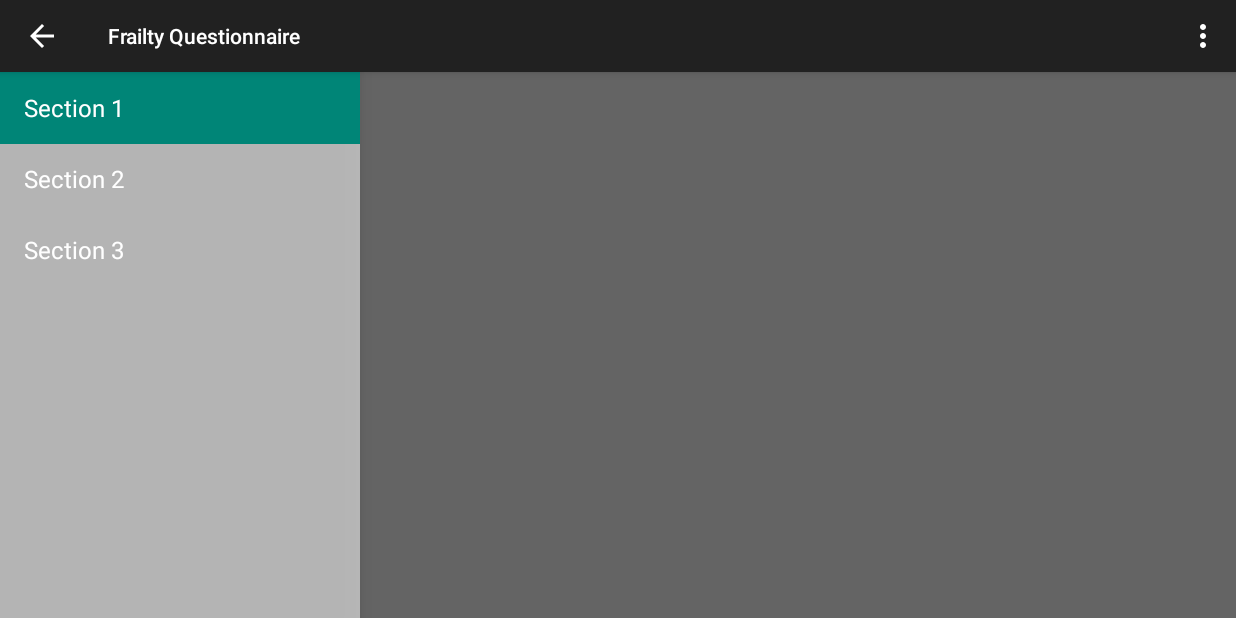
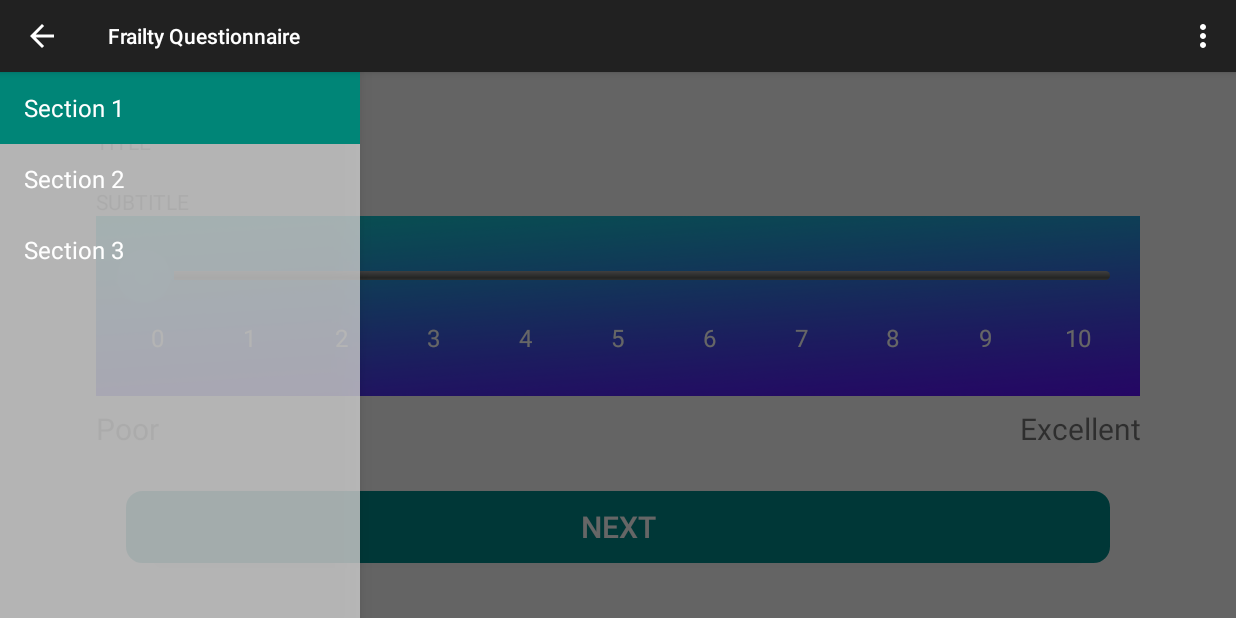
Before and after one commit to avadnerkar/FrailtyQuestionnaire, an Android app: the DrawerFragment screen opened directly, with no data from a screen before it, on a phone screen of 824 x 412 dp (held sideways). Run offline under Robolectric (Android 15) with nearby library versions, the phone set to English and light mode, and no system bars; 2 statements that could not run were skipped.

Commit message:
Trying fragment methods

```diff
--- a/FrailtyQuestionnaire/app/src/main/java/physiotherapy/mcgill/com/frailtyquestionnaire/QuestionnaireFragment.java
+++ b/FrailtyQuestionnaire/app/src/main/java/physiotherapy/mcgill/com/frailtyquestionnaire/DrawerFragment.java
@@ -27,7 +27,7 @@ import android.widget.Toast;
  * See the <a href="https://developer.android.com/design/patterns/navigation-drawer.html#Interaction">
  * design guidelines</a> for a complete explanation of the behaviors implemented here.
  */
-public class QuestionnaireFragment extends Fragment {
+public class DrawerFragment extends Fragment {
 
     /**
      * Remember the position of the selected item.
@@ -58,7 +58,7 @@ public class QuestionnaireFragment extends Fragment {
     private boolean mFromSavedInstanceState;
     private boolean mUserLearnedDrawer;
 
-    public QuestionnaireFragment() {
+    public DrawerFragment() {
     }
 
     @Override
--- a/FrailtyQuestionnaire/app/src/main/java/physiotherapy/mcgill/com/frailtyquestionnaire/HomeActivity.java
+++ b/FrailtyQuestionnaire/app/src/main/java/physiotherapy/mcgill/com/frailtyquestionnaire/HomeActivity.java
@@ -14,6 +14,8 @@ public class HomeActivity extends Activity {
     protected void onCreate(Bundle savedInstanceState) {
         super.onCreate(savedInstanceState);
         setContentView(R.layout.activity_home);
+
+        DataSource.init(this);
     }
 
     @Override
--- a/FrailtyQuestionnaire/app/src/main/java/physiotherapy/mcgill/com/frailtyquestionnaire/ItemQuestion.java
+++ b/FrailtyQuestionnaire/app/src/main/java/physiotherapy/mcgill/com/frailtyquestionnaire/ItemQuestion.java
@@ -7,17 +7,19 @@ public class ItemQuestion {
 
     public String title;
     public String subtitle;
+    public String subsubtitle;
     public String dbKey;
     public String[] options;
     public int view;
 
-    public ItemQuestion(int view, String title, String subtitle, String dbKey, String[] options){
+    public ItemQuestion(int view, String title, String subtitle, String subsubtitle, String dbKey, String[] options){
 
         this.view = view;
         this.title = title;
         this.subtitle = subtitle;
         this.dbKey = dbKey;
         this.options = options;
+        this.subsubtitle = subsubtitle;
 
     }
 
--- a/FrailtyQuestionnaire/app/src/main/java/physiotherapy/mcgill/com/frailtyquestionnaire/QuestionnaireActivity.java
+++ b/FrailtyQuestionnaire/app/src/main/java/physiotherapy/mcgill/com/frailtyquestionnaire/QuestionnaireActivity.java
@@ -12,14 +12,15 @@ import android.view.MenuItem;
 import android.view.View;
 import android.view.ViewGroup;
 import android.support.v4.widget.DrawerLayout;
+import android.widget.LinearLayout;
 
 public class QuestionnaireActivity extends AppCompatActivity
-        implements QuestionnaireFragment.NavigationDrawerCallbacks {
+        implements DrawerFragment.NavigationDrawerCallbacks {
 
     /**
      * Fragment managing the behaviors, interactions and presentation of the navigation drawer.
      */
-    private QuestionnaireFragment mNavigationDrawerFragment;
+    private DrawerFragment mNavigationDrawerFragment;
 
     /**
      * Used to store the last screen title. For use in {@link #restoreActionBar()}.
@@ -31,7 +32,7 @@ public class QuestionnaireActivity extends AppCompatActivity
         super.onCreate(savedInstanceState);
         setContentView(R.layout.activity_questionnaire);
 
-        mNavigationDrawerFragment = (QuestionnaireFragment)
+        mNavigationDrawerFragment = (DrawerFragment)
                 getSupportFragmentManager().findFragmentById(R.id.navigation_drawer);
         mTitle = getTitle();
 
@@ -131,8 +132,16 @@ public class QuestionnaireActivity extends AppCompatActivity
         public View onCreateView(LayoutInflater inflater, ViewGroup container,
                                  Bundle savedInstanceState) {
             View rootView = inflater.inflate(R.layout.fragment_questionnaire, container, false);
+
+            LinearLayout containerLayout = (LinearLayout) rootView.findViewById(R.id.container);
+            containerLayout.removeAllViews();
+            inflater.inflate(DataSource.sections.get(0).questions.get(0).view, containerLayout, true);
+
             return rootView;
         }
+
+
+
 
         @Override
         public void onAttach(Activity activity) {
--- /dev/null
+++ b/FrailtyQuestionnaire/app/src/main/res/drawable/thumb_image.xml
@@ -0,0 +1,14 @@
+<layer-list xmlns:android="http://schemas.android.com/apk/res/android" >
+
+    <item>
+        <shape>
+            <size
+                android:height="40dp"
+                android:width="40dp" />
+
+            <solid android:color="@android:color/transparent" />
+        </shape>
+    </item>
+    <item android:drawable="@drawable/apptheme_scrubber_control_normal_holo"/>
+
+</layer-list>
--- a/FrailtyQuestionnaire/app/src/main/res/layout/activity_questionnaire.xml
+++ b/FrailtyQuestionnaire/app/src/main/res/layout/activity_questionnaire.xml
@@ -19,7 +19,7 @@
     <fragment android:id="@+id/navigation_drawer"
         android:layout_width="@dimen/navigation_drawer_width" android:layout_height="match_parent"
         android:layout_gravity="start"
-        android:name="physiotherapy.mcgill.com.frailtyquestionnaire.QuestionnaireFragment"
+        android:name="physiotherapy.mcgill.com.frailtyquestionnaire.DrawerFragment"
         tools:layout="@layout/fragment_navigation_drawer" />
 
 </android.support.v4.widget.DrawerLayout>
--- /dev/null
+++ b/FrailtyQuestionnaire/app/src/main/res/layout/cell_rnl.xml
@@ -0,0 +1,205 @@
+<?xml version="1.0" encoding="utf-8"?>
+<LinearLayout xmlns:android="http://schemas.android.com/apk/res/android"
+    android:layout_width="match_parent"
+    android:layout_height="match_parent"
+    android:orientation="vertical"
+    android:paddingLeft="@dimen/activity_horizontal_margin"
+    android:paddingRight="@dimen/activity_horizontal_margin"
+    android:paddingTop="@dimen/activity_vertical_margin"
+    android:paddingBottom="@dimen/activity_vertical_margin">
+
+    <View
+        android:layout_width="match_parent"
+        android:layout_height="0dp"
+        android:layout_weight="0.5"/>
+
+    <TextView
+        android:id="@+id/title"
+        android:layout_width="match_parent"
+        android:layout_height="wrap_content"
+        android:text="TITLE">
+    </TextView>
+
+    <View
+        android:layout_width="match_parent"
+        android:layout_height="0dp"
+        android:layout_weight="0.5"/>
+
+    <TextView
+        android:id="@+id/subtitle"
+        android:layout_width="match_parent"
+        android:layout_height="wrap_content"
+        android:text="SUBTITLE">
+    </TextView>
+
+    <FrameLayout
+        android:layout_width="match_parent"
+        android:layout_height="120dp"
+        android:background="@drawable/gradient_background">
+
+        <LinearLayout
+            android:layout_width="match_parent"
+            android:layout_height="wrap_content"
+            android:padding="10dp"
+            android:orientation="vertical">
+
+
+            <LinearLayout
+                android:layout_width="match_parent"
+                android:layout_height="wrap_content"
+                android:orientation="horizontal">
+
+                <SeekBar android:id="@+id/intensitySlider"
+                    android:layout_width="fill_parent"
+                    android:layout_height="wrap_content"
+                    android:thumb="@drawable/thumb_image"
+                    style="@style/tallerBarStyle"
+                    android:gravity="center"
+                    android:max="10"
+                    android:paddingTop="10dp"
+                    android:paddingBottom="10dp"
+                    android:paddingLeft="10dp"
+                    android:paddingRight="10dp"
+                    android:minHeight="6dip"
+                    android:maxHeight="6dip" />
+
+
+            </LinearLayout>
+
+
+            <LinearLayout
+                android:layout_width="match_parent"
+                android:layout_height="wrap_content"
+                android:orientation="horizontal">
+
+                <TextView
+                    android:layout_width="0dp"
+                    android:layout_weight="1"
+                    android:layout_height="wrap_content"
+                    android:text="0"
+                    style="@style/textViewSmallStyle"
+                    android:textColor="@color/White"/>
+                <TextView
+                    android:layout_width="0dp"
+                    android:layout_weight="1"
+                    android:layout_height="wrap_content"
+                    android:text="1"
+                    style="@style/textViewSmallStyle"
+                    android:textColor="@color/White"/>
+                <TextView
+                    android:layout_width="0dp"
+                    android:layout_weight="1"
+                    android:layout_height="wrap_content"
+                    android:text="2"
+                    style="@style/textViewSmallStyle"
+                    android:textColor="@color/White"/>
+                <TextView
+                    android:layout_width="0dp"
+                    android:layout_weight="1"
+                    android:layout_height="wrap_content"
+                    android:text="3"
+                    style="@style/textViewSmallStyle"
+                    android:textColor="@color/White"/>
+                <TextView
+                    android:layout_width="0dp"
+                    android:layout_weight="1"
+                    android:layout_height="wrap_content"
+                    android:text="4"
+                    style="@style/textViewSmallStyle"
+                    android:textColor="@color/White"/>
+                <TextView
+                    android:layout_width="0dp"
+                    android:layout_weight="1"
+                    android:layout_height="wrap_content"
+                    android:text="5"
+                    style="@style/textViewSmallStyle"
+                    android:textColor="@color/White"/>
+                <TextView
+                    android:layout_width="0dp"
+                    android:layout_weight="1"
+                    android:layout_height="wrap_content"
+                    android:text="6"
+                    style="@style/textViewSmallStyle"
+                    android:textColor="@color/White"/>
+                <TextView
+                    android:layout_width="0dp"
+                    android:layout_weight="1"
+                    android:layout_height="wrap_content"
+                    android:text="7"
+                    style="@style/textViewSmallStyle"
+                    android:textColor="@color/White"/>
+                <TextView
+                    android:layout_width="0dp"
+                    android:layout_weight="1"
+                    android:layout_height="wrap_content"
+                    android:text="8"
+                    style="@style/textViewSmallStyle"
+                    android:textColor="@color/White"/>
+                <TextView
+                    android:layout_width="0dp"
+                    android:layout_weight="1"
+                    android:layout_height="wrap_content"
+                    android:text="9"
+                    style="@style/textViewSmallStyle"
+                    android:textColor="@color/White"/>
+                <TextView
+                    android:layout_width="0dp"
+                    android:layout_weight="1"
+                    android:layout_height="wrap_content"
+                    android:text="10"
+                    style="@style/textViewSmallStyle"
+                    android:textColor="@color/White"/>
+
+            </LinearLayout>
+
+        </LinearLayout>
+
+    </FrameLayout>
+
+
+
+    <View
+        android:layout_width="match_parent"
+        android:layout_height="0dp"
+        android:layout_weight="0.2"/>
+
+
+
+    <LinearLayout
+        android:layout_width="match_parent"
+        android:layout_height="wrap_content"
+        android:orientation="horizontal">
+
+        <TextView
+            android:id="@+id/descriptor1"
+            android:layout_width="0dp"
+            android:layout_height="wrap_content"
+            android:layout_weight="1"
+            android:text="Poor"
+            style="@style/textViewDefaultStyle"
+            android:gravity="start"/>
+
+        <TextView
+            android:id="@+id/descriptor2"
+            android:layout_width="0dp"
+            android:layout_height="wrap_content"
+            android:layout_weight="1"
+            android:text="Excellent"
+            android:gravity="right"
+            style="@style/textViewDefaultStyle"/>
+
+    </LinearLayout>
+
+    <View
+        android:layout_width="match_parent"
+        android:layout_height="0dp"
+        android:layout_weight="0.2"/>
+
+    <Button
+        android:layout_width="match_parent"
+        android:layout_height="wrap_content"
+        android:text="@string/next"
+        style="@style/buttonLarge.Primary"/>
+
+
+</LinearLayout>
--- a/FrailtyQuestionnaire/app/src/main/res/layout/fragment_questionnaire.xml
+++ b/FrailtyQuestionnaire/app/src/main/res/layout/fragment_questionnaire.xml
@@ -1,12 +1,8 @@
-<RelativeLayout xmlns:android="http://schemas.android.com/apk/res/android"
+<LinearLayout xmlns:android="http://schemas.android.com/apk/res/android"
     xmlns:tools="http://schemas.android.com/tools" android:layout_width="match_parent"
-    android:layout_height="match_parent" android:paddingLeft="@dimen/activity_horizontal_margin"
-    android:paddingRight="@dimen/activity_horizontal_margin"
-    android:paddingTop="@dimen/activity_vertical_margin"
-    android:paddingBottom="@dimen/activity_vertical_margin"
+    android:layout_height="match_parent"
+    android:orientation="vertical"
+    android:id="@+id/container"
     tools:context=".MainActivity$PlaceholderFragment">
 
-    <TextView android:id="@+id/section_label" android:layout_width="wrap_content"
-        android:layout_height="wrap_content" />
-
-</RelativeLayout>
+</LinearLayout>
--- a/FrailtyQuestionnaire/app/src/main/res/values/styles.xml
+++ b/FrailtyQuestionnaire/app/src/main/res/values/styles.xml
@@ -28,5 +28,30 @@
     </style>
 
 
+    <style name="tallerBarStyle" parent="@android:style/Widget.SeekBar">
+        <item name="android:indeterminateOnly">false</item>
+        <item name="android:progressDrawable">@android:drawable/progress_horizontal</item>
+        <item name="android:indeterminateDrawable">@android:drawable/progress_horizontal</item>
+        <item name="android:minHeight">40dip</item>
+        <item name="android:maxHeight">40dip</item>
+    </style>
+
+
+    <style name="textViewSmallStyle">
+        <item name="android:textSize">@dimen/text_small</item>
+        <item name="android:gravity">center</item>
+    </style>
+
+    <style name="textViewDefaultStyle">
+        <item name="android:textSize">@dimen/text_medium</item>
+        <item name="android:gravity">center</item>
+    </style>
+
+    <style name="textViewLargeStyle">
+        <item name="android:textSize">@dimen/text_large</item>
+        <item name="android:gravity">center</item>
+    </style>
+
+
 
 </resources>
```
Also changed, not shown: FrailtyQuestionnaire/app/src/main/java/physiotherapy/mcgill/com/frailtyquestionnaire/DataSource.java (+7 -6 lines), FrailtyQuestionnaire/app/src/main/java/physiotherapy/mcgill/com/frailtyquestionnaire/RnlFragment.java (added, +92 -0 lines), FrailtyQuestionnaire/app/src/main/res/layout/fragment_rnl.xml (added, +205 -0 lines), FrailtyQuestionnaire/app/src/main/res/values/strings.xml (+7 -0 lines), FrailtyQuestionnaire/app/src/main/res/drawable-hdpi/apptheme_scrubber_control_normal_holo.png (added), FrailtyQuestionnaire/app/src/main/res/drawable-mdpi/apptheme_scrubber_control_normal_holo.png (added), FrailtyQuestionnaire/app/src/main/res/drawable-xhdpi/apptheme_scrubber_control_normal_holo.png (added), FrailtyQuestionnaire/app/src/main/res/drawable-xxhdpi/apptheme_scrubber_control_normal_holo.png (added).
